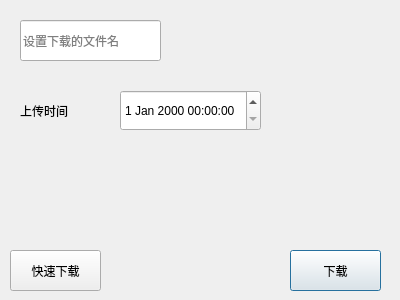
Qt form filehis/DPull.ui (3548848289/SmartDesk) before a commit.
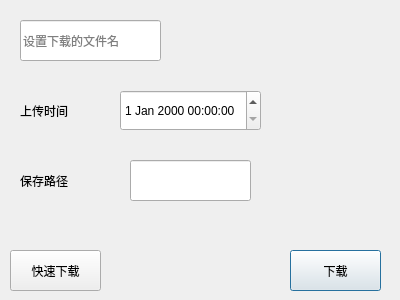
The same form after that commit.

Patch:
```diff
--- a/filehis/DPull.ui
+++ b/filehis/DPull.ui
@@ -75,6 +75,29 @@
     <string>快速下载</string>
    </property>
   </widget>
+  <widget class="QLineEdit" name="lineEdit_2">
+   <property name="geometry">
+    <rect>
+     <x>130</x>
+     <y>160</y>
+     <width>121</width>
+     <height>41</height>
+    </rect>
+   </property>
+  </widget>
+  <widget class="QLabel" name="label_2">
+   <property name="geometry">
+    <rect>
+     <x>20</x>
+     <y>160</y>
+     <width>71</width>
+     <height>41</height>
+    </rect>
+   </property>
+   <property name="text">
+    <string>保存路径</string>
+   </property>
+  </widget>
  </widget>
  <resources/>
  <connections/>
```
Left out of the diff: 4 changed lines with no effect on the pictures.
